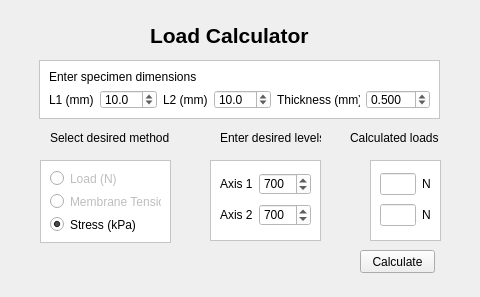
Old version of the form resources/load_calculator.ui in the repository vikba/Biaxial_Testing_Machine.
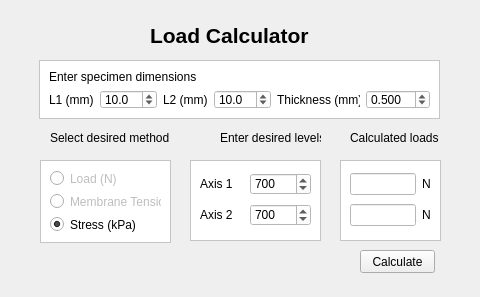
New version of the form.

```diff
--- a/resources/load_calculator.ui
+++ b/resources/load_calculator.ui
@@ -204,9 +204,9 @@
   <widget class="QFrame" name="frame_3">
    <property name="geometry">
     <rect>
-     <x>210</x>
+     <x>190</x>
      <y>160</y>
-     <width>111</width>
+     <width>131</width>
      <height>81</height>
     </rect>
    </property>
@@ -278,9 +278,9 @@
   <widget class="QFrame" name="frame_4">
    <property name="geometry">
     <rect>
-     <x>370</x>
+     <x>340</x>
      <y>160</y>
-     <width>71</width>
+     <width>101</width>
      <height>81</height>
     </rect>
    </property>
```
